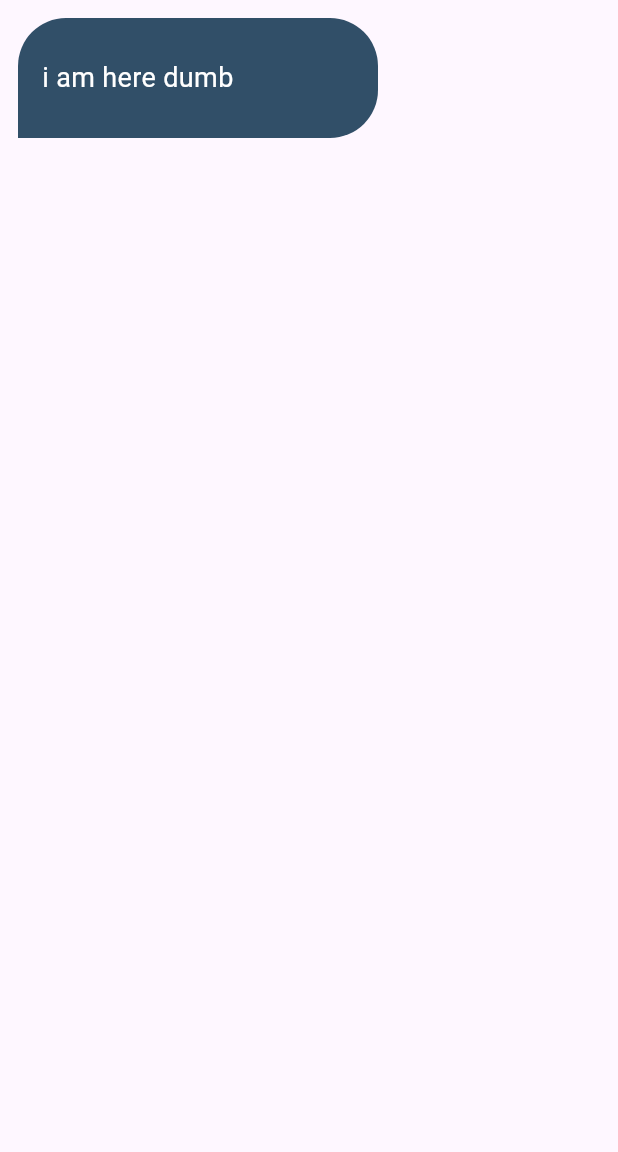
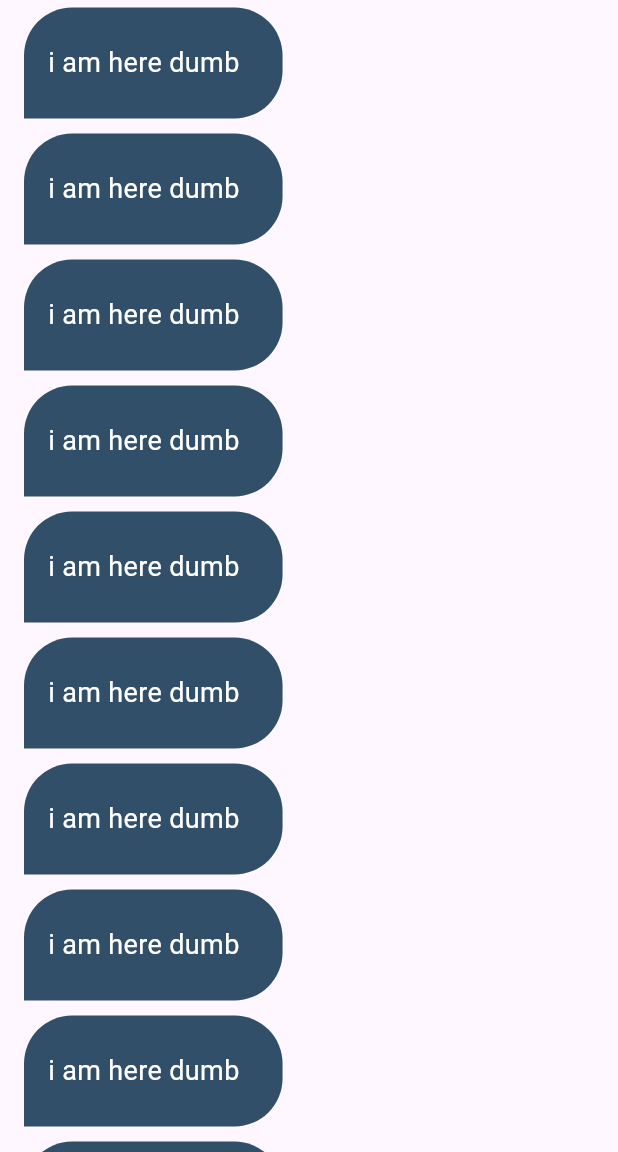
Before and after one commit to yasser-osamaa/Simple-Chat-App, a Flutter app: the ChatView screen opened by its route, on a phone screen of 412 x 824 dp, the part 84-1236 px from its top. Run offline on Flutter 3.47's test engine with Material 3 defaults, Android fonts, the phone set to English and light mode, and no system bars; our stand-ins replace firebase_auth, firebase_core, modal_progress_hud_nsn; accounts and stored records are empty.

Commit message:
finish message bubble size and shape using  align

```diff
--- a/lib/widgets/chat_bubble.dart
+++ b/lib/widgets/chat_bubble.dart
@@ -8,23 +8,29 @@ class ChatBubble extends StatelessWidget {
 
   @override
   Widget build(BuildContext context) {
-    return Padding(
-      padding: const EdgeInsets.all(12),
+    return Align(
+      alignment: Alignment.centerLeft, // change
       child: Container(
-        padding: const EdgeInsets.only(left: 16),
-        alignment: Alignment.centerLeft,
-        height: 80,
-        width: 240,
+        margin: const EdgeInsets.symmetric(
+          horizontal: 16,
+          vertical: 5,
+        ),
+        padding: const EdgeInsets.only(
+          left: 16,
+          top: 24,
+          bottom: 24,
+          right: 24,
+        ),
         decoration: const BoxDecoration(
           borderRadius: BorderRadius.only(
             topLeft: Radius.circular(32),
             topRight: Radius.circular(32),
-            bottomRight: Radius.circular(32),
+            bottomRight: Radius.circular(32), //change
           ),
-          color: kPrimaryColor,
+          color: kPrimaryColor, // change
         ),
         child: const Text(
-          'i am here dumb',
+          'i am here dumb ',
           style: TextStyle(color: Colors.white, fontSize: 18),
         ),
       ),
--- a/lib/widgets/chat_view_body.dart
+++ b/lib/widgets/chat_view_body.dart
@@ -1,3 +1,4 @@
+import 'package:chat_app/constants.dart';
 import 'package:chat_app/widgets/chat_bubble.dart';
 import 'package:flutter/material.dart';
 
@@ -6,10 +7,11 @@ class ChatViewBody extends StatelessWidget {
 
   @override
   Widget build(BuildContext context) {
-    return const Column(
-      children: [
-        ChatBubble(),
-      ],
+    return ListView.builder(
+      itemCount: 10,
+      itemBuilder: (context, index) {
+        return const ChatBubble();
+      },
     );
   }
 }
```
